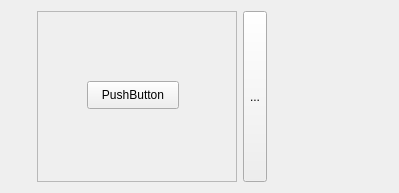
Qt form Qt/my_programm/_For_tests/src/mainbox/ui/mainbox.ui (RinatB2017/mega_GIT) before a commit.
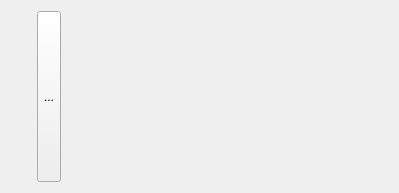
The same form after that commit. Custom widgets are drawn as their Qt base class.

The edit to the form file:
```diff
--- a/Qt/my_programm/_For_tests/src/mainbox/ui/mainbox.ui
+++ b/Qt/my_programm/_For_tests/src/mainbox/ui/mainbox.ui
@@ -31,41 +31,6 @@
      </item>
     </layout>
    </item>
-   <item>
-    <widget class="QFrame" name="test_frame">
-     <property name="sizePolicy">
-      <sizepolicy hsizetype="Fixed" vsizetype="Preferred">
-       <horstretch>0</horstretch>
-       <verstretch>0</verstretch>
-      </sizepolicy>
-     </property>
-     <property name="minimumSize">
-      <size>
-       <width>200</width>
-       <height>0</height>
-      </size>
-     </property>
-     <property name="frameShape">
-      <enum>QFrame::StyledPanel</enum>
-     </property>
-     <property name="frameShadow">
-      <enum>QFrame::Raised</enum>
-     </property>
-     <widget class="QPushButton" name="pushButton">
-      <property name="geometry">
-       <rect>
-        <x>50</x>
-        <y>70</y>
-        <width>92</width>
-        <height>28</height>
-       </rect>
-      </property>
-      <property name="text">
-       <string>PushButton</string>
-      </property>
-     </widget>
-    </widget>
-   </item>
    <item>
     <widget class="QToolButton" name="btn_test">
      <property name="sizePolicy">
```
Left out of the diff: 3 changed lines with no effect on the pictures.
